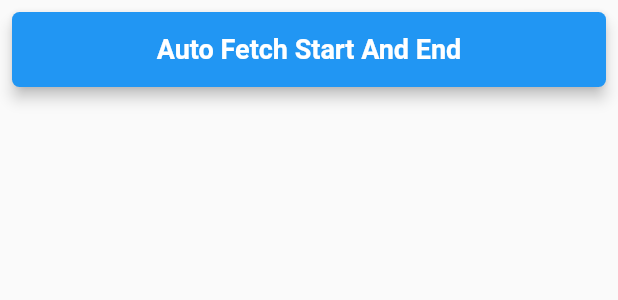
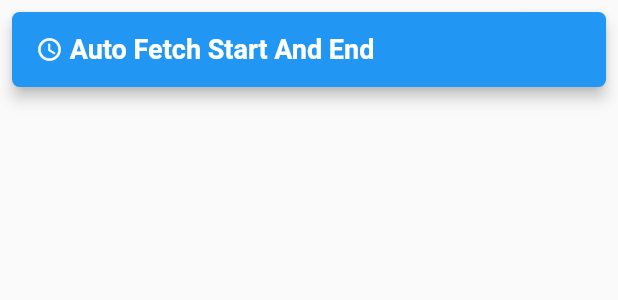
Before and after one commit to whiz25/world_clock_app, a Flutter app: the AutoFetchStartAndEnd widget shown alone on an empty page, opened directly, after a tap on "Auto Fetch Start And End", on a phone screen of 412 x 824 dp. Shown: the top 300 px of the screen. Run offline on Flutter 3.47's test engine with Material 2 defaults, Android fonts, the phone set to English and light mode, and no system bars; our stand-ins replace async_redux, flutter_datetime_picker; network calls fail.

Commit message:
Add auto fetch action to automatically fetch startOfDay and endOfDay values from API

```diff
--- /dev/null
+++ b/lib/async_redux/action/auto_fetch_action.dart
@@ -0,0 +1,23 @@
+import 'package:async_redux/async_redux.dart';
+import 'package:world_clock_app/async_redux/store/app_state.dart';
+import 'package:http/http.dart' as http;
+import 'dart:convert';
+
+class AutoFetchStartAndEndAction extends ReduxAction<AppState> {
+  @override
+  Future<AppState> reduce() async {
+    final response = await http.get(
+        'https://api.met.no/weatherapi/sunrise/2.0/.json?lat=40.7127&lon=-74.0059&date=2020-09-08&offset=-05:00');
+    final jsonResponse = json.decode(response.body);
+
+    String startDateTime =
+        jsonResponse['location']['time'][0]['sunrise']['time'];
+    String endDateTime = jsonResponse['location']['time'][0]['sunset']['time'];
+
+    DateTime newStartOfDay = DateTime.parse(startDateTime);
+    DateTime newEndOfDay = DateTime.parse(endDateTime);
+
+    print(jsonResponse['location']['time'][0]['sunset']['time']);
+    return state.copy(startOfDay: newStartOfDay, endOfDay: newEndOfDay);
+  }
+}
--- a/lib/async_redux/connector/auto_fetch_start_end.dart
+++ b/lib/async_redux/connector/auto_fetch_start_end.dart
@@ -10,26 +10,37 @@ class AutoFetchStartAndEnd extends StatelessWidget {
     return StoreConnector<AppState, TimeModel>(
         model: TimeModel(),
         builder: (BuildContext context, TimeModel vm) =>
-            _fetchStartAndEndValues());
+            _fetchStartAndEndValues(vm));
   }
 
-  Widget _fetchStartAndEndValues() {
+  Widget _fetchStartAndEndValues(TimeModel model) {
     return Padding(
       padding: const EdgeInsets.all(8.0),
       child: RaisedButton(
         shape: RoundedRectangleBorder(borderRadius: BorderRadius.circular(5.0)),
         elevation: 4.0,
-        onPressed: () {},
+        onPressed: () {
+          model.autoSetStartAndEnd();
+        },
         child: Container(
           alignment: Alignment.center,
           height: 50.0,
           child: Container(
-            child: Text(
-              'Auto Fetch Start And End',
-              style: TextStyle(
+            child: Row(
+              children: [
+                Icon(
+                  Icons.access_time,
+                  size: 18.0,
                   color: Colors.white,
-                  fontWeight: FontWeight.bold,
-                  fontSize: 18.0),
+                ),
+                Text(
+                  ' Auto Fetch Start And End',
+                  style: TextStyle(
+                      color: Colors.white,
+                      fontWeight: FontWeight.bold,
+                      fontSize: 18.0),
+                ),
+              ],
             ),
           ),
         ),
--- a/lib/async_redux/connector/end_of_day_connector.dart
+++ b/lib/async_redux/connector/end_of_day_connector.dart
@@ -1,5 +1,6 @@
 import 'package:async_redux/async_redux.dart';
 import 'package:flutter/material.dart';
+import 'package:intl/intl.dart';
 import 'package:world_clock_app/async_redux/store/app_state.dart';
 import 'package:world_clock_app/async_redux/view%20model/time_model.dart';
 import 'package:world_clock_app/ui/raised_button.dart';
@@ -12,7 +13,7 @@ class EndDayConnector extends StatelessWidget {
         builder: (BuildContext context, TimeModel vm) => RaisedButtonPage(
               pickedTime: vm.endOfDay,
               onTimePicked: vm.setEndOfDay,
-              text: ' End: ${vm.endOfDay.toString().substring(11, 16)}',
+              text: ' End: ${DateFormat.jm().format(vm.endOfDay)}',
             ));
   }
 }
--- a/lib/async_redux/connector/start_of_day_connector.dart
+++ b/lib/async_redux/connector/start_of_day_connector.dart
@@ -1,5 +1,6 @@
 import 'package:async_redux/async_redux.dart';
 import 'package:flutter/material.dart';
+import 'package:intl/intl.dart';
 import 'package:world_clock_app/async_redux/store/app_state.dart';
 import 'package:world_clock_app/async_redux/view%20model/time_model.dart';
 import 'package:world_clock_app/ui/raised_button.dart';
@@ -12,7 +13,7 @@ class StartDayConnector extends StatelessWidget {
         builder: (BuildContext context, TimeModel vm) => RaisedButtonPage(
               pickedTime: vm.startOfDay,
               onTimePicked: vm.setStartOfDay,
-              text: ' Start: ${vm.startOfDay.toString().substring(11, 16)}',
+              text: ' Start: ${DateFormat.jm().format(vm.startOfDay)}',
             ));
   }
 }
--- a/lib/async_redux/view model/time_model.dart
+++ b/lib/async_redux/view model/time_model.dart
@@ -1,7 +1,9 @@
 import 'package:async_redux/async_redux.dart';
+import 'package:world_clock_app/async_redux/action/auto_fetch_action.dart';
 import 'package:world_clock_app/async_redux/action/change_format_action.dart';
 import 'package:world_clock_app/async_redux/action/end_of_day_actions.dart';
 import 'package:world_clock_app/async_redux/action/start_of_day_action.dart';
+import 'package:world_clock_app/async_redux/connector/auto_fetch_start_end.dart';
 import 'package:world_clock_app/async_redux/store/app_state.dart';
 import 'package:intl/intl.dart';
 import 'package:world_clock_app/main.dart';
@@ -41,4 +43,8 @@ class TimeModel extends BaseModel<AppState> {
   void setEndOfDay(DateTime newTime) {
     store.dispatch(EndOfDayAction(newTime));
   }
+
+  void autoSetStartAndEnd() {
+    store.dispatch(AutoFetchStartAndEndAction());
+  }
 }
--- a/lib/bloc/bloc_provider.dart
+++ b/lib/bloc/bloc_provider.dart
@@ -112,6 +112,7 @@ class BlocPresenter<T, U extends Bloc<T>> extends StatelessWidget {
 
   Widget loader() {
     return Container(
+      color: Colors.white,
       child: Center(
         child: CircularProgressIndicator(),
       ),
--- a/lib/ui/raised_button.dart
+++ b/lib/ui/raised_button.dart
@@ -1,8 +1,6 @@
-import 'package:async_redux/async_redux.dart';
 import 'package:flutter/material.dart';
 import 'package:flutter/widgets.dart';
 import 'package:flutter_datetime_picker/flutter_datetime_picker.dart';
-import 'package:world_clock_app/async_redux/view%20model/time_model.dart';
 
 class RaisedButtonPage extends StatelessWidget {
   final DateTime pickedTime;
@@ -45,11 +43,6 @@ class RaisedButtonPage extends StatelessWidget {
                   Container(
                     child: Row(
                       children: <Widget>[
-                        Icon(
-                          Icons.access_time,
-                          size: 18.0,
-                          color: Colors.blue,
-                        ),
                         Text(
                           text,
                           style: TextStyle(
```
